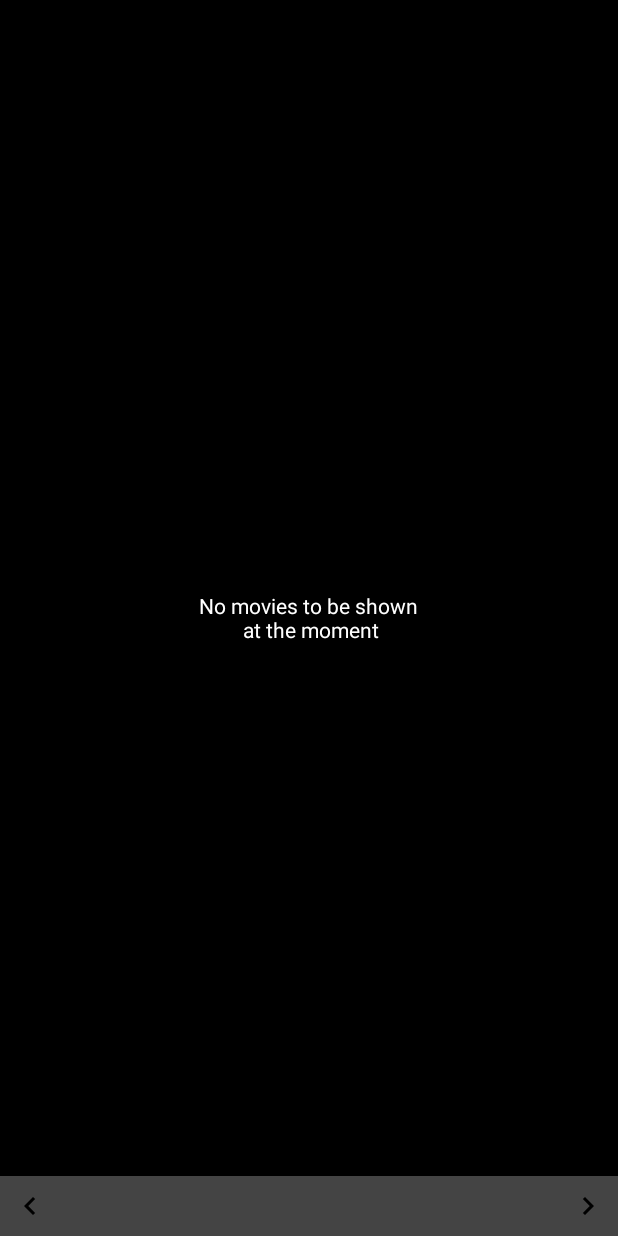
After one commit to nglauber/pos_unibratec_2016_1, an Android app: the layout widget_layout.xml on its own in the app's theme, with its tools: preview values and no code run, on a phone screen of 412 x 824 dp. The commit adds this screen. Run offline under Robolectric (Android 15) with nearby library versions, the phone set to English and light mode, and no system bars.

Commit message:
Aula 08 Filmes - Widget de Filmes

```diff
--- a/Aula04_Filmes/app/src/main/java/br/com/nglauber/aula04_filmes/MovieListFragment.java
+++ b/Aula04_Filmes/app/src/main/java/br/com/nglauber/aula04_filmes/MovieListFragment.java
@@ -74,7 +74,7 @@ public class MovieListFragment extends Fragment
         }
         mRecyclerView.setAdapter(mAdapter);
 
-        mLoaderManager = getActivity().getSupportLoaderManager();
+        mLoaderManager = getLoaderManager();
         mLoaderManager.initLoader(LOADER_ID, null, this);
 
         return view;
--- /dev/null
+++ b/Aula04_Filmes/app/src/main/res/drawable/ic_nav_left.xml
@@ -0,0 +1,9 @@
+<vector xmlns:android="http://schemas.android.com/apk/res/android"
+        android:width="24dp"
+        android:height="24dp"
+        android:viewportWidth="24.0"
+        android:viewportHeight="24.0">
+    <path
+        android:fillColor="#FF000000"
+        android:pathData="M15.41,7.41L14,6l-6,6 6,6 1.41,-1.41L10.83,12z"/>
+</vector>
--- /dev/null
+++ b/Aula04_Filmes/app/src/main/res/drawable/ic_nav_right.xml
@@ -0,0 +1,9 @@
+<vector xmlns:android="http://schemas.android.com/apk/res/android"
+        android:width="24dp"
+        android:height="24dp"
+        android:viewportWidth="24.0"
+        android:viewportHeight="24.0">
+    <path
+        android:fillColor="#FF000000"
+        android:pathData="M10,6L8.59,7.41 13.17,12l-4.58,4.59L10,18l6,-6z"/>
+</vector>
--- /dev/null
+++ b/Aula04_Filmes/app/src/main/res/layout/widget_layout.xml
@@ -0,0 +1,55 @@
+<RelativeLayout xmlns:android="http://schemas.android.com/apk/res/android"
+    android:layout_width="match_parent"
+    android:layout_height="match_parent"
+    android:background="#000000">
+
+    <TextView
+        android:layout_width="wrap_content"
+        android:layout_height="wrap_content"
+        android:layout_centerHorizontal="true"
+        android:layout_centerVertical="true"
+        android:gravity="center"
+        android:text="@string/empty_text"
+        android:textColor="@android:color/white" />
+
+    <ImageView
+        android:id="@+id/image_poster"
+        android:layout_width="match_parent"
+        android:layout_height="match_parent"
+        android:scaleType="centerCrop" />
+
+    <LinearLayout
+        android:layout_width="match_parent"
+        android:layout_height="wrap_content"
+        android:layout_alignParentBottom="true"
+        android:layout_alignParentLeft="true"
+        android:layout_alignParentStart="true"
+        android:background="#444"
+        android:orientation="horizontal">
+
+        <ImageButton
+            android:id="@+id/btnAnterior"
+            android:layout_width="wrap_content"
+            android:layout_height="wrap_content"
+            android:background="@null"
+            android:padding="8dp"
+            android:src="@drawable/ic_nav_left" />
+
+        <TextView
+            android:id="@+id/text_title"
+            android:layout_width="0dp"
+            android:layout_height="match_parent"
+            android:layout_weight="1"
+            android:gravity="center"
+            android:textColor="@android:color/white" />
+
+        <ImageButton
+            android:id="@+id/btnProximo"
+            android:layout_width="wrap_content"
+            android:layout_height="wrap_content"
+            android:background="@null"
+            android:padding="8dp"
+            android:src="@drawable/ic_nav_right" />
+
+    </LinearLayout>
+</RelativeLayout>
--- /dev/null
+++ b/Aula04_Filmes/app/src/main/res/xml/movie_widget.xml
@@ -0,0 +1,6 @@
+<appwidget-provider
+    xmlns:android="http://schemas.android.com/apk/res/android"
+    android:initialLayout="@layout/widget_layout"
+    android:minHeight="110dp"
+    android:minWidth="110dp" >
+</appwidget-provider>
```
Also changed, not shown: Aula04_Filmes/app/src/main/AndroidManifest.xml (+13 -0 lines), Aula04_Filmes/app/src/main/java/br/com/nglauber/aula04_filmes/FavoriteMoviesFragment.java (+1 -6 lines), Aula04_Filmes/app/src/main/java/br/com/nglauber/aula04_filmes/MovieDetailUtils.java (+11 -0 lines), Aula04_Filmes/app/src/main/java/br/com/nglauber/aula04_filmes/database/MoviesProvider.java (+21 -0 lines), Aula04_Filmes/app/src/main/java/br/com/nglauber/aula04_filmes/widget/MovieWidget.java (added, +72 -0 lines), Aula04_Filmes/app/src/main/java/br/com/nglauber/aula04_filmes/widget/MovieWidgetService.java (added, +182 -0 lines).
